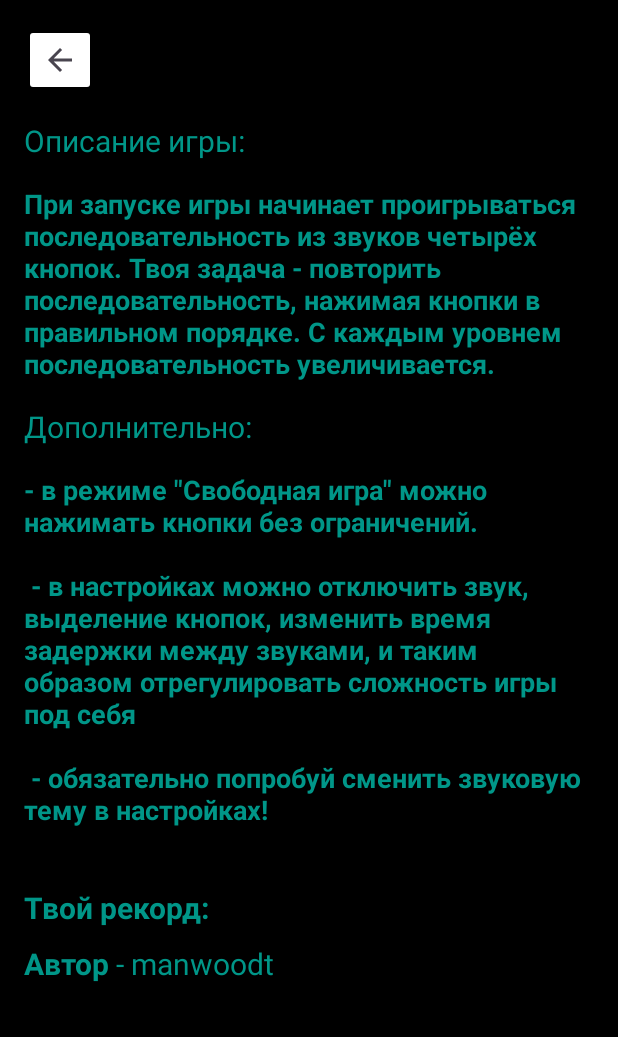
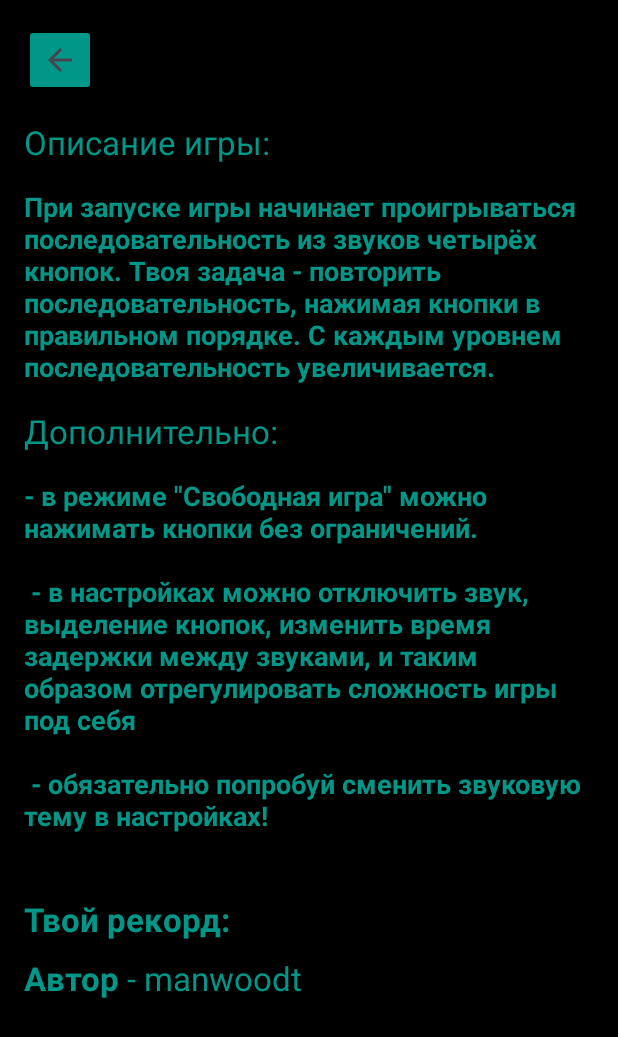
Before and after one commit to manwoodt/MyFirstGame, an Android app: the layout fragment_about.xml on its own in the app's theme, with its tools: preview values and no code run, on a phone screen of 412 x 824 dp. Shown: the top 1037 px of the screen. Run offline under Robolectric (Android 15) with nearby library versions, the phone set to English and light mode, and no system bars.

Commit message:
change UI buttonBack

```diff
--- a/app/src/main/res/layout/fragment_about.xml
+++ b/app/src/main/res/layout/fragment_about.xml
@@ -13,7 +13,7 @@
         android:layout_height="48dp"
         android:layout_marginStart="16dp"
         android:layout_marginTop="16dp"
-        android:backgroundTint="@color/white"
+        android:backgroundTint="@color/button_color_2"
         android:contentDescription="@string/back_button_description"
         android:src="?attr/homeAsUpIndicator"
         app:layout_constraintStart_toStartOf="parent"
@@ -41,7 +41,7 @@
                 android:layout_height="wrap_content"
                 android:text="@string/Description_name"
                 android:textColor="@color/button_color_2"
-                android:textSize="20dp" />
+                android:textSize="22sp" />
 
             <TextView
                 android:id="@+id/textView2"
@@ -61,7 +61,7 @@
                 android:layout_height="wrap_content"
                 android:text="@string/FreePlay_and_settings_name"
                 android:textColor="@color/button_color_2"
-                android:textSize="20sp" />
+                android:textSize="22sp" />
 
             <TextView
                 android:id="@+id/textView4"
@@ -81,7 +81,7 @@
                 android:layout_marginTop="0dp"
                 android:text="@string/record"
                 android:textColor="@color/button_color_2"
-                android:textSize="20sp" />
+                android:textSize="22sp" />
 
             <TextView
                 android:id="@+id/textView3"
@@ -91,7 +91,7 @@
                 android:text="@string/Author"
                 android:textColor="@color/button_color_2"
                 android:textColorHighlight="@color/white"
-                android:textSize="20sp" />
+                android:textSize="22sp" />
         </LinearLayout>
     </ScrollView>
 </androidx.constraintlayout.widget.ConstraintLayout>
--- a/app/src/main/res/layout/fragment_free_play.xml
+++ b/app/src/main/res/layout/fragment_free_play.xml
@@ -67,10 +67,12 @@
 
     <ImageButton
         android:id="@+id/buttonBack"
-        android:layout_width="wrap_content"
-        android:layout_height="wrap_content"
+        android:layout_width="48dp"
+        android:layout_height="48dp"
         android:layout_marginStart="16dp"
         android:layout_marginTop="16dp"
+        android:backgroundTint="@color/button_color_2"
+        android:contentDescription="@string/back_button_description"
         android:src="?attr/homeAsUpIndicator"
         app:layout_constraintStart_toStartOf="parent"
         app:layout_constraintTop_toTopOf="parent" />
--- a/app/src/main/res/layout/fragment_game.xml
+++ b/app/src/main/res/layout/fragment_game.xml
@@ -9,10 +9,12 @@
 
     <ImageButton
         android:id="@+id/buttonBack"
-        android:layout_width="wrap_content"
-        android:layout_height="wrap_content"
+        android:layout_width="48dp"
+        android:layout_height="48dp"
         android:layout_marginStart="16dp"
         android:layout_marginTop="16dp"
+        android:backgroundTint="@color/button_color_2"
+        android:contentDescription="@string/back_button_description"
         android:src="?attr/homeAsUpIndicator"
         app:layout_constraintStart_toStartOf="parent"
         app:layout_constraintTop_toTopOf="parent" />
--- a/app/src/main/res/layout/fragment_settings.xml
+++ b/app/src/main/res/layout/fragment_settings.xml
@@ -9,10 +9,12 @@
 
     <ImageButton
         android:id="@+id/buttonBack"
-        android:layout_width="wrap_content"
-        android:layout_height="wrap_content"
+        android:layout_width="48dp"
+        android:layout_height="48dp"
         android:layout_marginStart="16dp"
         android:layout_marginTop="16dp"
+        android:backgroundTint="@color/button_color_2"
+        android:contentDescription="@string/back_button_description"
         android:src="?attr/homeAsUpIndicator"
         app:layout_constraintStart_toStartOf="parent"
         app:layout_constraintTop_toTopOf="parent" />
```
